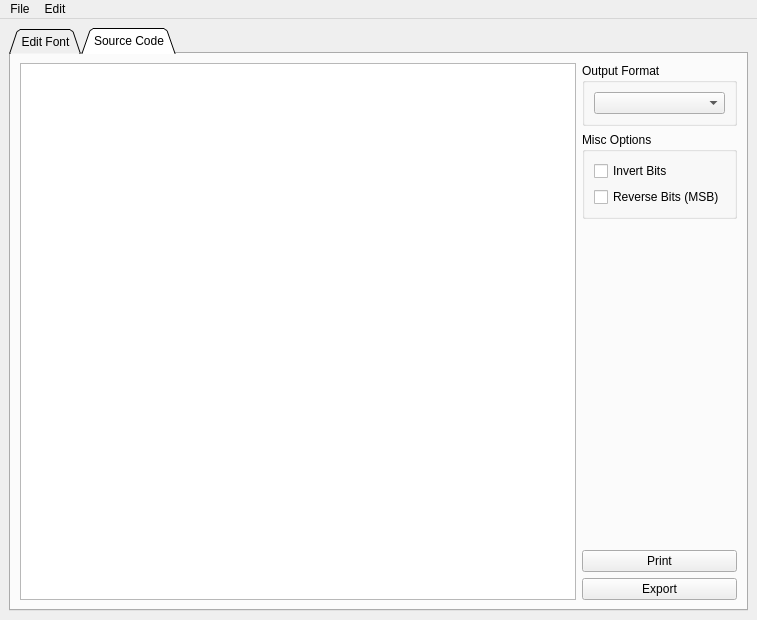
Before: the Qt Designer form app/mainwindow.ui in ayoy/fontedit, drawn with Qt 5.
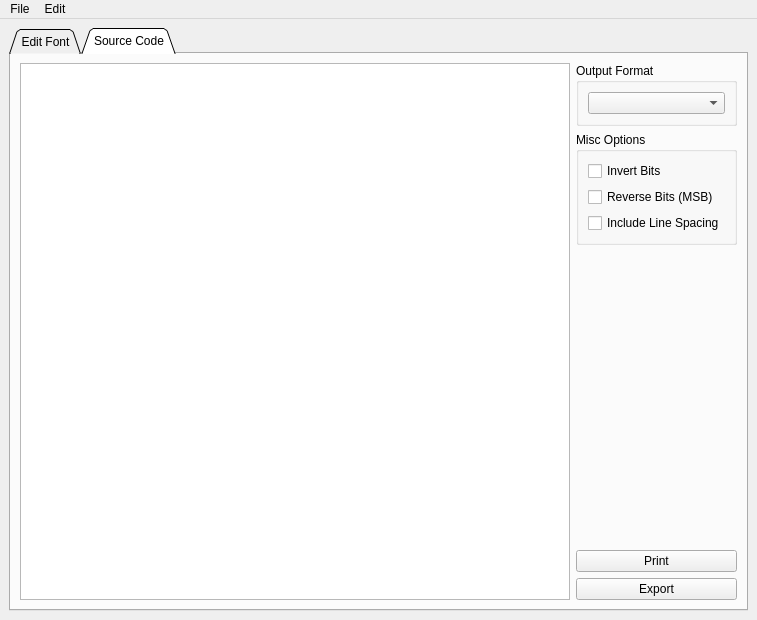
After: the same form once the commit is applied. The open tabs and pages were chosen to show the change. Icons and pictures are not drawn. Custom widgets are drawn as their Qt base class.

Commit message:
Generate source code without line spacing
Allow to optionally include margins if needed.

```diff
--- a/app/mainwindow.ui
+++ b/app/mainwindow.ui
@@ -345,6 +345,13 @@
                </property>
               </widget>
              </item>
+             <item>
+              <widget class="QCheckBox" name="lineSpacingCheckBox">
+               <property name="text">
+                <string>Include Line Spacing</string>
+               </property>
+              </widget>
+             </item>
             </layout>
            </widget>
           </item>
```
Left out of the diff: 2 changed lines with no effect on the pictures. The commit also changes 5 other files.
